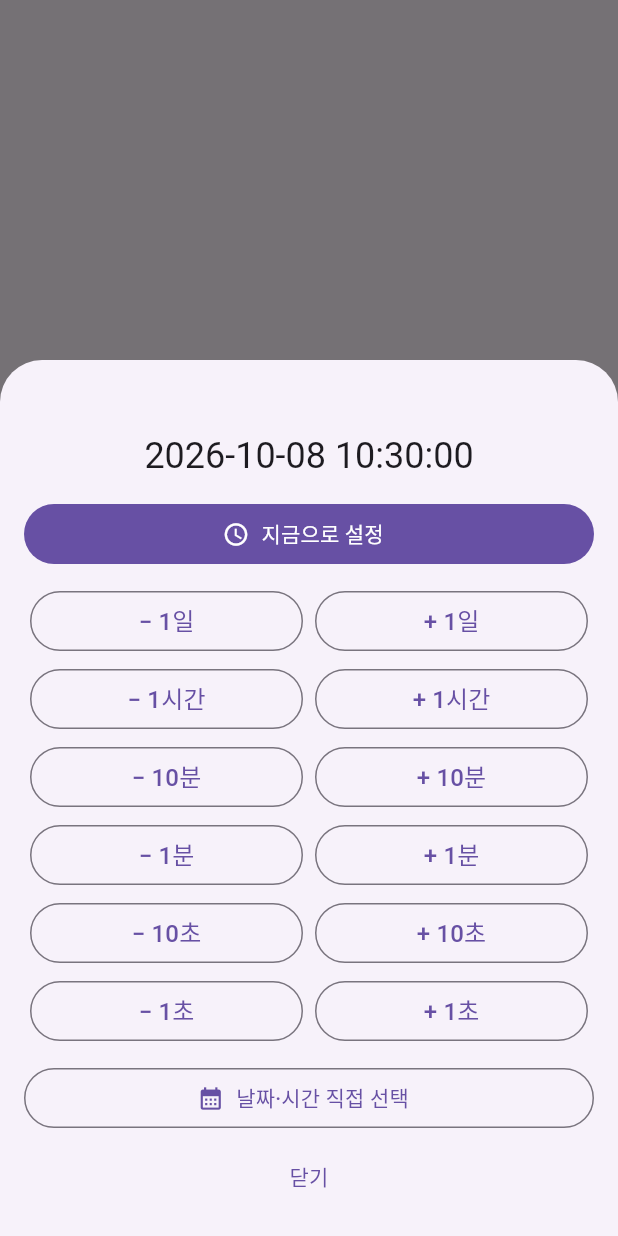
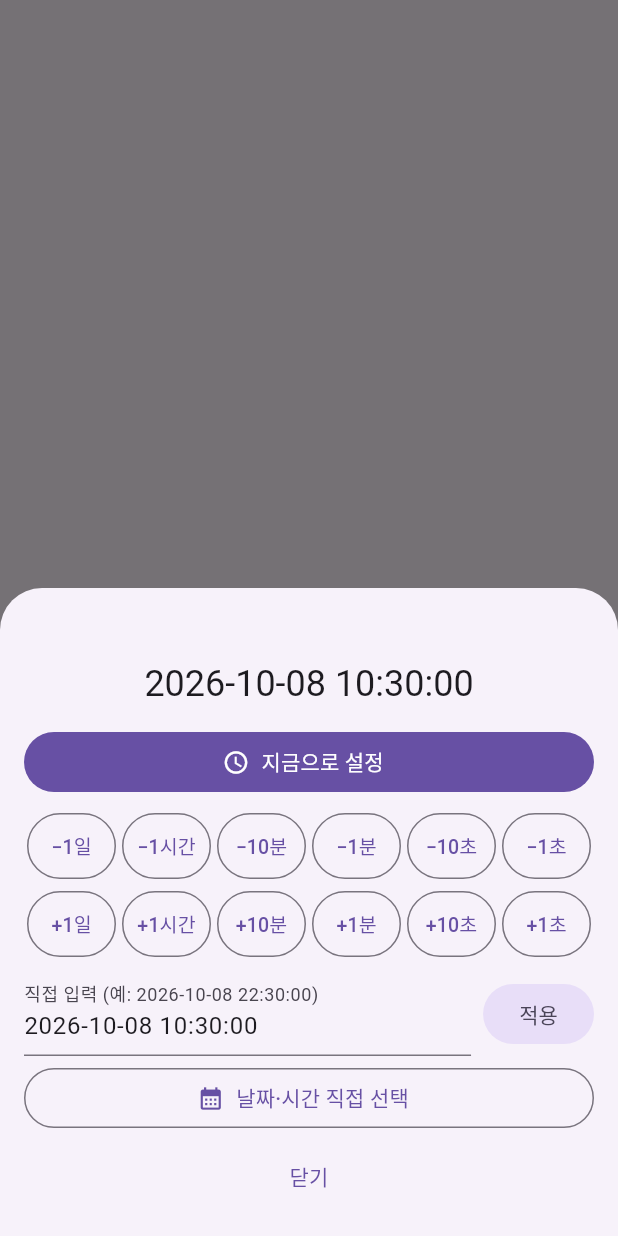
Before and after one commit to leaf-nam/cctv-helper, a Flutter app: what showTimeEditSheet() shows on an empty page, opened directly with empty values, on a phone screen of 412 x 824 dp. Run offline on Flutter 3.47's test engine with Material 3 defaults, Android fonts, the phone set to English and light mode, and no system bars; our stand-ins replace go_router.

Commit message:
편집 시트 가로 2행 스테퍼·직접 타이핑 입력 추가

```diff
--- a/lib/core/widgets/time_edit_sheet.dart
+++ b/lib/core/widgets/time_edit_sheet.dart
@@ -4,8 +4,8 @@ import 'datetime_field.dart';
 
 /// 시각 편집 바텀시트.
 ///
-/// 달력→시계 2단계 피커만으로는 맞추기 힘들어
-/// [지금] 버튼과 2열 ±스테퍼 테이블(1일/1시간/10분/1분/10초/1초)을 제공한다.
+/// [지금] 버튼, 가로 2행 ±스테퍼(1일/1시간/10분/1분/10초/1초),
+/// 날짜 직접 타이핑 입력을 제공한다.
 /// 모든 변경은 즉시 `onChanged`로 반영된다 (live-apply).
 Future<void> showTimeEditSheet(
   BuildContext context, {
@@ -43,16 +43,54 @@ Future<void> showTimeEditSheet(
     context: context,
     isScrollControlled: true,
     builder: (sheetContext) {
+      final directController = TextEditingController(
+        text: formatDateTime(initial),
+      );
+      String? directError;
       return StatefulBuilder(
         builder: (context, setState) {
-          Widget stepCell(String text, Duration delta) {
-            return Padding(
-              padding: const EdgeInsets.symmetric(horizontal: 4, vertical: 2),
-              child: OutlinedButton(
-                onPressed: () => apply(setState, current.add(delta)),
-                child: Text(text, style: const TextStyle(fontSize: 16)),
+          Widget stepButton(String text, Duration delta) {
+            return Expanded(
+              child: Padding(
+                padding: const EdgeInsets.symmetric(horizontal: 2),
+                child: OutlinedButton(
+                  style: OutlinedButton.styleFrom(
+                    padding: const EdgeInsets.symmetric(
+                      horizontal: 2,
+                      vertical: 12,
+                    ),
+                  ),
+                  onPressed: () => apply(setState, current.add(delta)),
+                  child: Text(text, style: const TextStyle(fontSize: 13)),
+                ),
               ),
             );
+          }
+
+          List<Widget> stepRow(bool minus) {
+            return [
+              for (final unit in units)
+                stepButton(
+                  '${minus ? '−' : '+'}${unit.label}',
+                  minus
+                      ? Duration(
+                          microseconds: -unit.duration.inMicroseconds,
+                        )
+                      : unit.duration,
+                ),
+            ];
+          }
+
+          Future<void> applyDirect() async {
+            final parsed = DateTime.tryParse(
+              directController.text.trim().replaceAll('/', '-'),
+            );
+            if (parsed == null) {
+              setState(() => directError = '형식: 2026-10-08 22:30:00');
+              return;
+            }
+            setState(() => directError = null);
+            await apply(setState, parsed);
           }
 
           return Padding(
@@ -80,27 +118,32 @@ Future<void> showTimeEditSheet(
                   onPressed: () => apply(setState, DateTime.now()),
                 ),
                 const SizedBox(height: 8),
-                Table(
-                  columnWidths: const {
-                    0: FlexColumnWidth(),
-                    1: FlexColumnWidth(),
-                  },
+                // 가로 2행 스테퍼: 윗행 −, 아랫행 +
+                Row(children: stepRow(true)),
+                const SizedBox(height: 4),
+                Row(children: stepRow(false)),
+                const SizedBox(height: 8),
+                // 날짜 직접 타이핑 입력
+                Row(
                   children: [
-                    for (final unit in units)
-                      TableRow(
-                        children: [
-                          stepCell(
-                            '− ${unit.label}',
-                            Duration(
-                              microseconds: -unit.duration.inMicroseconds,
-                            ),
-                          ),
-                          stepCell('+ ${unit.label}', unit.duration),
-                        ],
+                    Expanded(
+                      child: TextField(
+                        controller: directController,
+                        decoration: InputDecoration(
+                          labelText: '직접 입력 (예: 2026-10-08 22:30:00)',
+                          errorText: directError,
+                        ),
+                        onSubmitted: (_) => applyDirect(),
                       ),
+                    ),
+                    const SizedBox(width: 8),
+                    FilledButton.tonal(
+                      onPressed: applyDirect,
+                      child: const Text('적용'),
+                    ),
                   ],
                 ),
-                const SizedBox(height: 8),
+                const SizedBox(height: 4),
                 OutlinedButton.icon(
                   icon: const Icon(Icons.calendar_month),
                   label: const Text('날짜·시간 직접 선택'),
@@ -108,6 +151,7 @@ Future<void> showTimeEditSheet(
                     final picked = await pickDateTime(context, current);
                     if (picked == null) return;
                     if (!context.mounted) return;
+                    directController.text = formatDateTime(picked);
                     await apply(setState, picked);
                   },
                 ),
```
Also changed, not shown: 1 other file.
